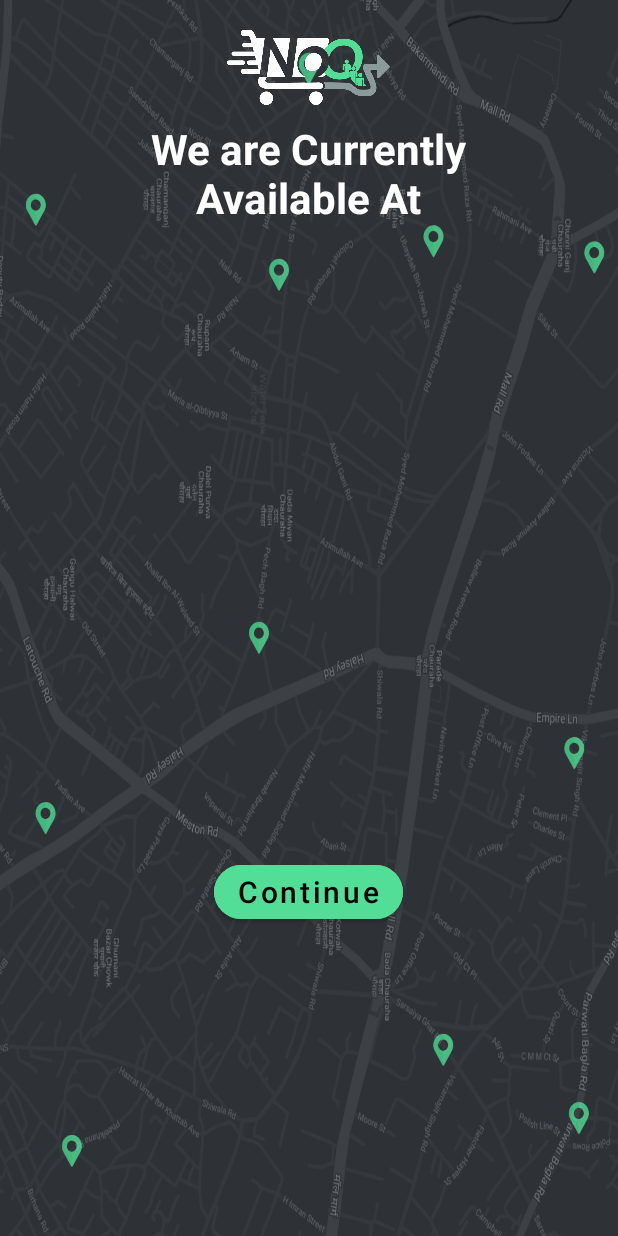
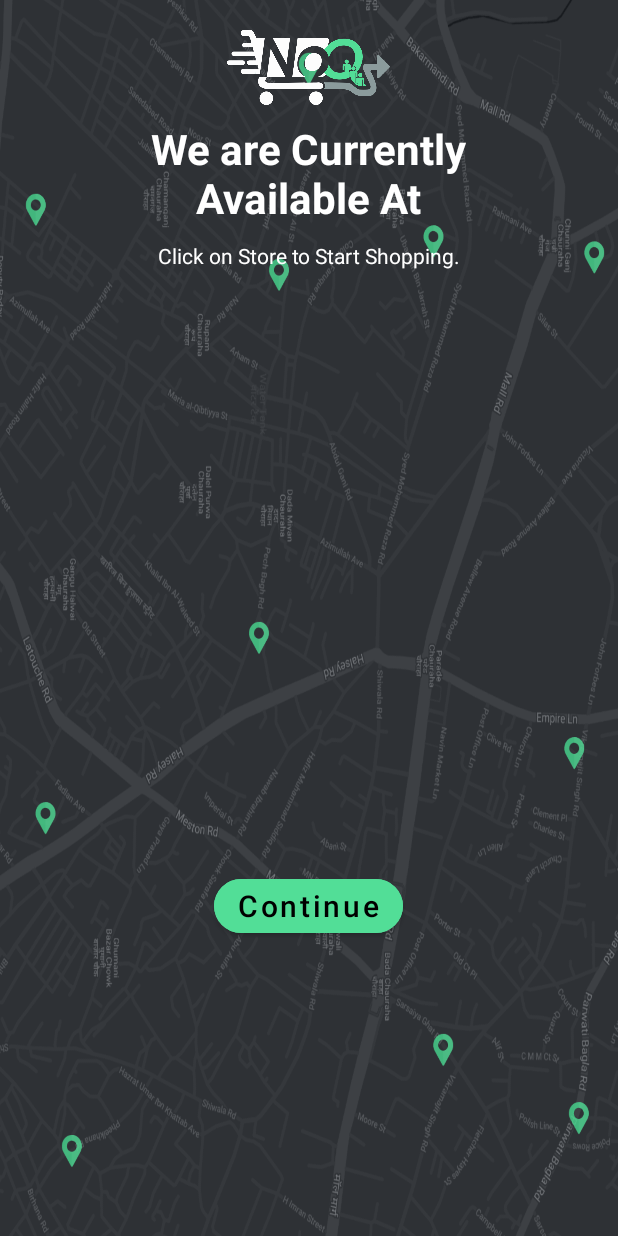
Before and after one commit to Phantom586/RadiateLabs, an Android app: the NoqStores screen opened directly, with no data from a screen before it, on a phone screen of 412 x 824 dp. Run offline under Robolectric (Android 15) with nearby library versions, the phone set to English and light mode, and no system bars; libraries missing offline, so code that uses them is left out: com.github.ybq.android; plain views replace SpinKitView; 7 statements that could not run were skipped.

Commit message:
Changes made due to Users Feedback from Desi Farms, Rohan. 1 - MyProfile Activity.     1_1 - now the FloatingActionButton sends the Users to NoQStores Activity. 2 - NoQStores Activity.     2_1 - if the Activity is called from MyProfile FloatingActionButton, then the Continue/Go Back button will be disabled. 3 - StoresAdapter Activity.     3_1 - in StoresViewHolder Class's Constructor onClickListener is set on itemView, to make each item in the RecyclerView Clickable.     3_2 - if the Store Id is "1", then only Clicking on any Store will send the User to ShopDetails Activity, along with the Details of the Store, store_id and activityName.     3_3 - if any other store except Store_id=1 is clicked then an appropriate Toast msg will be shown to the Users. 4 - ShopDetails Activity.     4_1 - noq activityName is also fetched from the Intent.     4_2 - code after Intent from BarcodeScannerActivity is commented for now.     4_2 - and code after intent from ShopDetails Activity is added, to display the Store Details. 5 - BarcodeScannerActivity.     5-1 - Now when Back is Pressed on type="ScanProduct" Page, then after Showing AlertDialog if User Selects yes, then User is sent to MyProfile Activity. 6 - activity_noq_stores.xml     6_1 - added help text for new Users.

```diff
--- a/NoQ_1/app/build.gradle
+++ b/NoQ_1/app/build.gradle
@@ -20,8 +20,8 @@ android {
         applicationId "com.younoq.noq"
         minSdkVersion 23
         targetSdkVersion 29
-        versionCode 9
-        versionName "1.4.0"
+        versionCode 10
+        versionName "1.4.1"
         testInstrumentationRunner "androidx.test.runner.AndroidJUnitRunner"
     }
     buildTypes {
--- a/NoQ_1/app/src/main/java/com/younoq/noq/NoqStores.java
+++ b/NoQ_1/app/src/main/java/com/younoq/noq/NoqStores.java
@@ -60,6 +60,8 @@ public class NoqStores extends AppCompatActivity {
 
         if (PrevActivity.equals("MP")) {
             cont.setText(R.string.ns_mp_btn);
+        } else if (PrevActivity.equals("SA")) {
+            cont.setVisibility(View.GONE);
         }
 
         retrieve_current_stores();
--- a/NoQ_1/app/src/main/res/layout/activity_noq_stores.xml
+++ b/NoQ_1/app/src/main/res/layout/activity_noq_stores.xml
@@ -50,11 +50,19 @@
             android:textStyle="bold"
             android:layout_marginTop="10dp"/>
 
+        <TextView
+            android:layout_width="wrap_content"
+            android:layout_height="wrap_content"
+            android:layout_marginTop="10dp"
+            android:layout_gravity="center"
+            android:textColor="#FFF"
+            android:text="@string/ns_help"/>
+
         <androidx.recyclerview.widget.RecyclerView
             android:id="@+id/ns_recyclerView"
             android:layout_width="wrap_content"
             android:layout_gravity="center"
-            android:layout_height="390dp"
+            android:layout_height="370dp"
             android:layout_marginTop="20dp">
 
         </androidx.recyclerview.widget.RecyclerView>
--- a/NoQ_1/app/src/main/res/values/strings.xml
+++ b/NoQ_1/app/src/main/res/values/strings.xml
@@ -164,6 +164,7 @@
     <string name="ns_header">We are Currently\nAvailable At</string>
     <string name="ns_mp_name">Available In Stores</string>
     <string name="ns_mp_btn">Go Back</string>
+    <string name="ns_help">Click on Store to Start Shopping.</string>
 
     <!-- Slides Activity -->
     <string name="ia_get_started">Get Started</string>
--- a/NoQ_1/build.gradle
+++ b/NoQ_1/build.gradle
@@ -7,7 +7,7 @@ buildscript {
 
     }
     dependencies {
-        classpath 'com.android.tools.build:gradle:3.6.1'
+        classpath 'com.android.tools.build:gradle:3.6.2'
 //        classpath 'com.google.gms:google-services:4.3.0'
         // NOTE: Do not place your application dependencies here; they belong
         // in the individual module build.gradle files
```
Also changed, not shown: NoQ_1/app/src/main/java/com/younoq/noq/BarcodeScannerActivity.java (+8 -4 lines), NoQ_1/app/src/main/java/com/younoq/noq/MyProfile.java (+6 -2 lines), NoQ_1/app/src/main/java/com/younoq/noq/ShopDetails.java (+41 -12 lines), NoQ_1/app/src/main/java/com/younoq/noq/StoresAdapter.java (+38 -0 lines).
